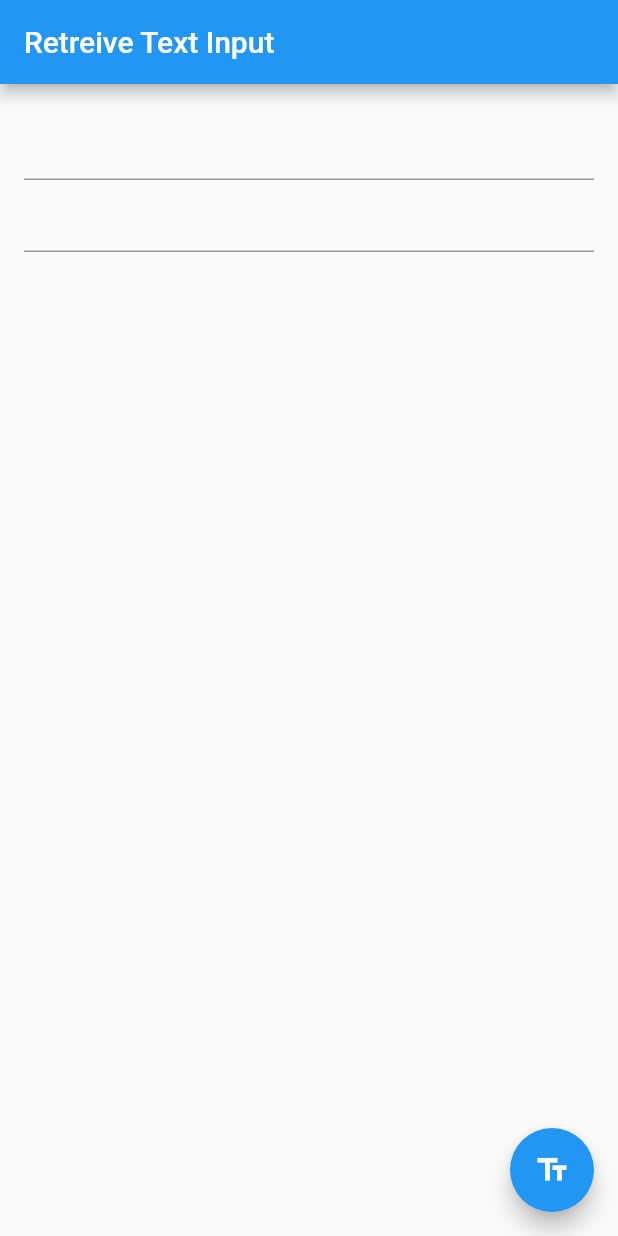
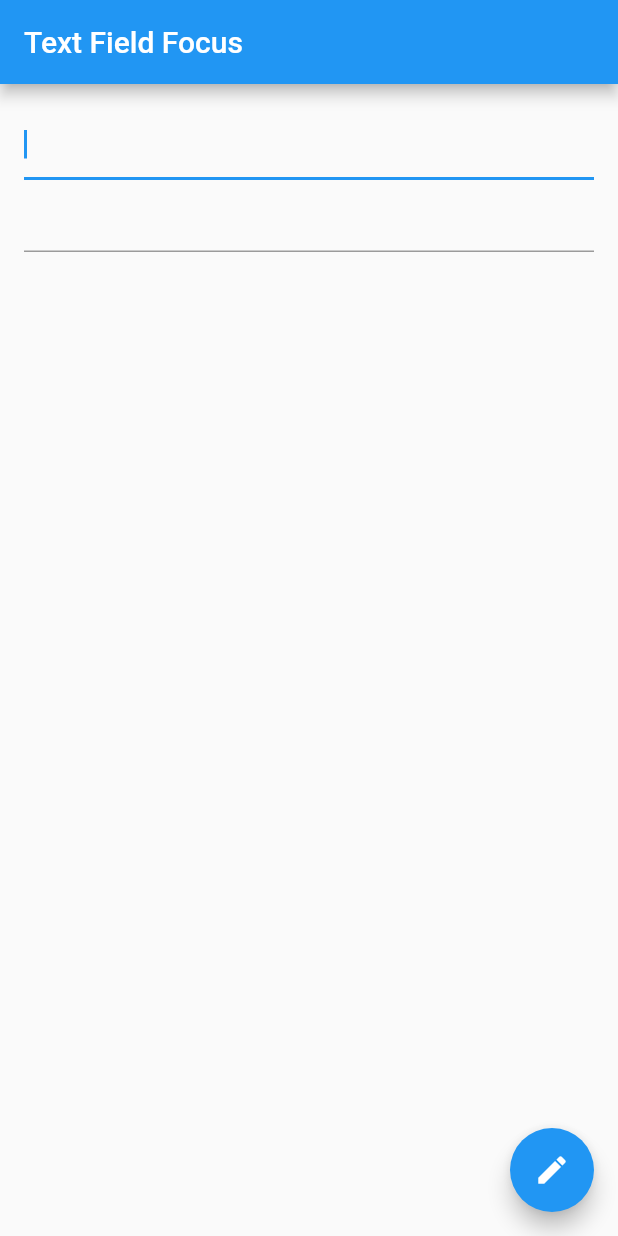
Before and after one commit to chimichi004/cookbook_flutter, a Flutter app: the screen it shows after launch, on a phone screen of 412 x 824 dp. Run offline on Flutter 3.47's test engine with Material 2 defaults, Android fonts, the phone set to English and light mode, and no system bars; our stand-ins replace google_fonts.

Commit message:
Focus and text fields

```diff
--- /dev/null
+++ b/lib/forms/textfield_focus.dart
@@ -0,0 +1,60 @@
+// https://flutter.dev/docs/cookbook/forms/focus
+
+import 'package:flutter/material.dart';
+
+class TextFieldFocus extends StatefulWidget {
+  @override
+  _TextFieldFocusState createState() => _TextFieldFocusState();
+}
+
+class _TextFieldFocusState extends State<TextFieldFocus> {
+  // Define the focus node. To manage the lifecycle, create the FocusNode in
+  // the initState method, and clean it up in the dispose method.
+  FocusNode myFocusNode;
+
+  @override
+  void initState() {
+    super.initState();
+
+    myFocusNode = FocusNode();
+  }
+
+  @override
+  void dispose() {
+    // Clean up the focus node when the Form is disposed.
+    myFocusNode.dispose();
+    super.dispose();
+  }
+
+  @override
+  Widget build(BuildContext context) {
+    return Scaffold(
+      appBar: AppBar(
+        title: Text('Text Field Focus'),
+      ),
+      body: Padding(
+        padding: const EdgeInsets.all(16.0),
+        child: Column(
+          children: [
+            // The first text field is focused on as soon as the app starts.
+            TextField(
+              autofocus: true,
+            ),
+            // The second text field is focused on when a user taps the
+            // FloatingActionButton.
+            TextField(
+              focusNode: myFocusNode,
+            ),
+          ],
+        ),
+      ),
+      floatingActionButton: FloatingActionButton(
+        // When the button is pressed,
+        // give focus to the text field using myFocusNode.
+        onPressed: () => myFocusNode.requestFocus(),
+        tooltip: 'Focus Second Text Field',
+        child: Icon(Icons.edit),
+      ), // This trailing comma makes auto-formatting nicer for build methods.
+    );
+  }
+}
--- a/lib/main.dart
+++ b/lib/main.dart
@@ -19,7 +19,8 @@ import 'package:google_fonts/google_fonts.dart';
 
 /*Forms */
 //import 'forms/form_validation.dart';
-import 'forms/form_custom.dart';
+//import 'forms/form_custom.dart';
+import 'forms/textfield_focus.dart';
 
 main() {
   // runApp(MaterialApp(
@@ -40,7 +41,7 @@ class MyApp extends StatelessWidget {
       theme: ThemeData(
         textTheme: GoogleFonts.ralewayTextTheme(Theme.of(context).textTheme),
       ),
-      home: CustomForm(),
+      home: TextFieldFocus(),
     );
   }
 }
```
